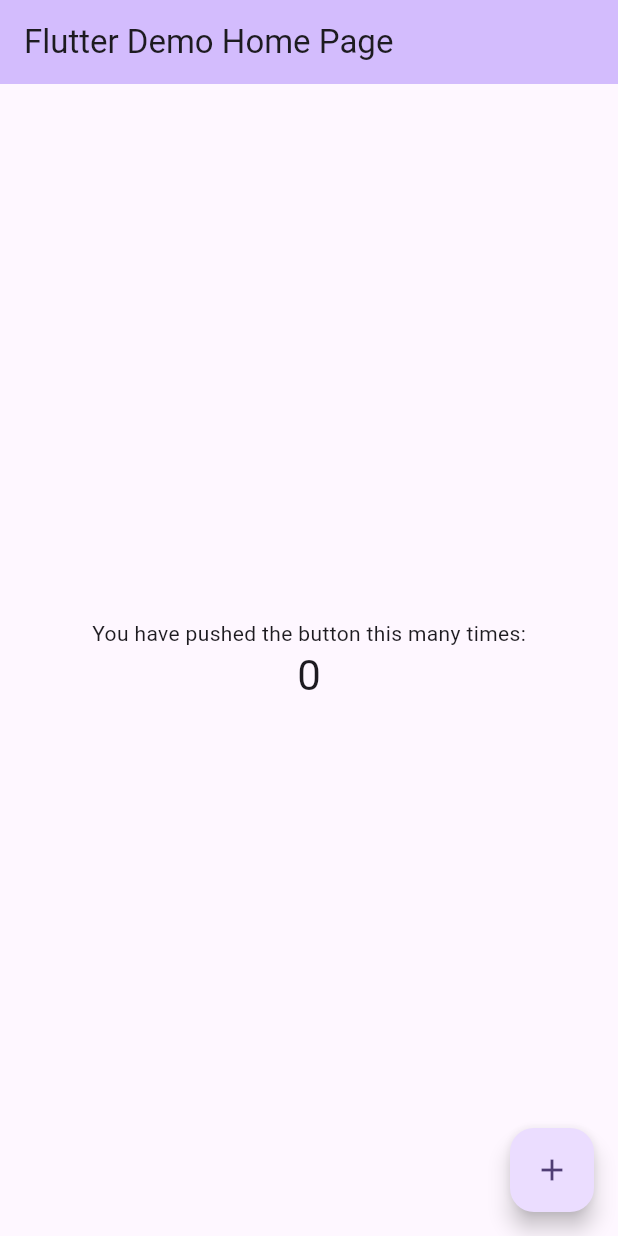
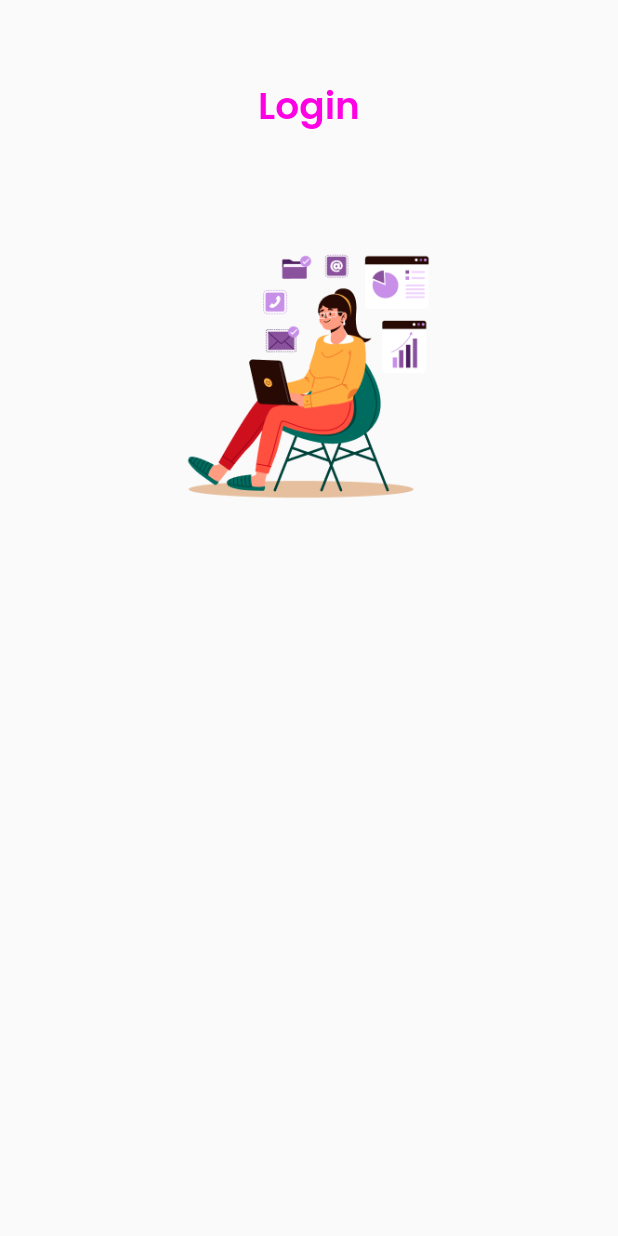
Before and after one commit to gihanpiumal/to-do-app, a Flutter app: the screen it shows after launch, on a phone screen of 412 x 824 dp. Run offline on Flutter 3.47's test engine with Material 2 defaults, Android fonts, the phone set to English and light mode, and no system bars; our stand-ins replace animate_do, awesome_dialog, flutter_svg, google_fonts.

Commit message:
set up auth functions

```diff
--- /dev/null
+++ b/lib/components/custom_text.dart
@@ -0,0 +1,32 @@
+import 'package:flutter/material.dart';
+import 'package:google_fonts/google_fonts.dart';
+
+class CustomText extends StatelessWidget {
+  const CustomText({
+    super.key,
+    required this.text,
+    this.fontSize = 15,
+    this.fontWeight,
+    this.textAlign,
+    this.color,
+  });
+
+  final String text;
+  final TextAlign? textAlign;
+  final double fontSize;
+  final FontWeight? fontWeight;
+  final Color? color;
+
+  @override
+  Widget build(BuildContext context) {
+    return Text(
+      text,
+      textAlign: textAlign,
+      style: GoogleFonts.poppins(
+        fontSize: fontSize,
+        fontWeight: fontWeight,
+        color: color,
+      ),
+    );
+  }
+}
--- a/lib/main.dart
+++ b/lib/main.dart
@@ -1,4 +1,5 @@
 import 'package:flutter/material.dart';
+import 'package:to_do_app/screens/splash/splash.dart';
 
 void main() {
   runApp(const MyApp());
@@ -10,116 +11,9 @@ class MyApp extends StatelessWidget {
   // This widget is the root of your application.
   @override
   Widget build(BuildContext context) {
-    return MaterialApp(
-      title: 'Flutter Demo',
-      theme: ThemeData(
-        // This is the theme of your application.
-        //
-        // TRY THIS: Try running your application with "flutter run". You'll see
-        // the application has a blue toolbar. Then, without quitting the app,
-        // try changing the seedColor in the colorScheme below to Colors.green
-        // and then invoke "hot reload" (save your changes or press the "hot
-        // reload" button in a Flutter-supported IDE, or press "r" if you used
-        // the command line to start the app).
-        //
-        // Notice that the counter didn't reset back to zero; the application
-        // state is not lost during the reload. To reset the state, use hot
-        // restart instead.
-        //
-        // This works for code too, not just values: Most code changes can be
-        // tested with just a hot reload.
-        colorScheme: ColorScheme.fromSeed(seedColor: Colors.deepPurple),
-        useMaterial3: true,
-      ),
-      home: const MyHomePage(title: 'Flutter Demo Home Page'),
+    return const MaterialApp(
+      debugShowCheckedModeBanner: false,
+      home: Splash(),
     );
   }
 }
-
-class MyHomePage extends StatefulWidget {
-  const MyHomePage({super.key, required this.title});
-
-  // This widget is the home page of your application. It is stateful, meaning
-  // that it has a State object (defined below) that contains fields that affect
-  // how it looks.
-
-  // This class is the configuration for the state. It holds the values (in this
-  // case the title) provided by the parent (in this case the App widget) and
-  // used by the build method of the State. Fields in a Widget subclass are
-  // always marked "final".
-
-  final String title;
-
-  @override
-  State<MyHomePage> createState() => _MyHomePageState();
-}
-
-class _MyHomePageState extends State<MyHomePage> {
-  int _counter = 0;
-
-  void _incrementCounter() {
-    setState(() {
-      // This call to setState tells the Flutter framework that something has
-      // changed in this State, which causes it to rerun the build method below
-      // so that the display can reflect the updated values. If we changed
-      // _counter without calling setState(), then the build method would not be
-      // called again, and so nothing would appear to happen.
-      _counter++;
-    });
-  }
-
-  @override
-  Widget build(BuildContext context) {
-    // This method is rerun every time setState is called, for instance as done
-    // by the _incrementCounter method above.
-    //
-    // The Flutter framework has been optimized to make rerunning build methods
-    // fast, so that you can just rebuild anything that needs updating rather
-    // than having to individually change instances of widgets.
-    return Scaffold(
-      appBar: AppBar(
-        // TRY THIS: Try changing the color here to a specific color (to
-        // Colors.amber, perhaps?) and trigger a hot reload to see the AppBar
-        // change color while the other colors stay the same.
-        backgroundColor: Theme.of(context).colorScheme.inversePrimary,
-        // Here we take the value from the MyHomePage object that was created by
-        // the App.build method, and use it to set our appbar title.
-        title: Text(widget.title),
-      ),
-      body: Center(
-        // Center is a layout widget. It takes a single child and positions it
-        // in the middle of the parent.
-        child: Column(
-          // Column is also a layout widget. It takes a list of children and
-          // arranges them vertically. By default, it sizes itself to fit its
-          // children horizontally, and tries to be as tall as its parent.
-          //
-          // Column has various properties to control how it sizes itself and
-          // how it positions its children. Here we use mainAxisAlignment to
-          // center the children vertically; the main axis here is the vertical
-          // axis because Columns are vertical (the cross axis would be
-          // horizontal).
-          //
-          // TRY THIS: Invoke "debug painting" (choose the "Toggle Debug Paint"
-          // action in the IDE, or press "p" in the console), to see the
-          // wireframe for each widget.
-          mainAxisAlignment: MainAxisAlignment.center,
-          children: <Widget>[
-            const Text(
-              'You have pushed the button this many times:',
-            ),
-            Text(
-              '$_counter',
-              style: Theme.of(context).textTheme.headlineMedium,
-            ),
-          ],
-        ),
-      ),
-      floatingActionButton: FloatingActionButton(
-        onPressed: _incrementCounter,
-        tooltip: 'Increment',
-        child: const Icon(Icons.add),
-      ), // This trailing comma makes auto-formatting nicer for build methods.
-    );
-  }
-}
--- /dev/null
+++ b/lib/screens/auth/login.dart
@@ -0,0 +1,51 @@
+import 'package:flutter/material.dart';
+import 'package:to_do_app/components/custom_text.dart';
+import 'package:to_do_app/utils/app_colors.dart';
+import 'package:to_do_app/utils/assets_constants.dart';
+
+class Login extends StatefulWidget {
+  const Login({super.key});
+
+  @override
+  State<Login> createState() => _LoginState();
+}
+
+class _LoginState extends State<Login> {
+  @override
+  Widget build(BuildContext context) {
+    final size = MediaQuery.of(context).size;
+    return Scaffold(
+      body: SafeArea(
+          child: SingleChildScrollView(
+        physics: const BouncingScrollPhysics(),
+        child: Container(
+          padding: const EdgeInsets.symmetric(horizontal: 16),
+          width: size.width,
+          child: Column(
+            mainAxisAlignment: MainAxisAlignment.center,
+            children: [
+              const SizedBox(
+                height: 52,
+              ),
+              const CustomText(
+                text: "Login",
+                textAlign: TextAlign.center,
+                fontSize: 25,
+                fontWeight: FontWeight.w600,
+                color: AppColors.primaryColor,
+              ),
+              const SizedBox(
+                height: 40,
+              ),
+              Image.asset(
+                AssetConstants.logo,
+                width: 400,
+                height: 300,
+              ),
+            ],
+          ),
+        ),
+      )),
+    );
+  }
+}
--- /dev/null
+++ b/lib/utils/app_colors.dart
@@ -0,0 +1,12 @@
+import 'package:flutter/material.dart';
+
+class AppColors {
+  // -------- store the colors for the app
+  //ex..
+  static const primaryColor = Color(0xffFF00E5);
+  static const kBlack = Colors.black;
+  static const kWhite = Colors.white;
+  static const kAsh = Color(0xff9B9B9B);
+  static const kRed = Color(0xffF01F0E);
+  static const lightGreen = Color(0xff0FA956);
+}
--- /dev/null
+++ b/lib/utils/assets_constants.dart
@@ -0,0 +1,12 @@
+class AssetConstants {
+  // -------- store assets constants
+
+  static const imagePath = 'assets/images/';
+  static const iconPath = 'assets/icons/';
+
+  /// assets paths
+
+  static const logo = '${imagePath}logo.png';
+
+  // static const googleIcon = '${iconPath}google_icon.svg';
+}
```
Also changed, not shown: lib/components/custom_button.dart (added, +45 -0 lines), lib/components/custom_text_fiels.dart (added, +50 -0 lines), lib/components/social_button.dart (added, +38 -0 lines), lib/screens/splash/splash.dart (added, +52 -0 lines), lib/utils/alert_helper.dart (added, +23 -0 lines), lib/utils/util_functions.dart (added, +9 -0 lines), pubspec.yaml (+14 -3 lines), assets/images/logo.png (added), assets/images/logo.svg (added), 1 other file.
